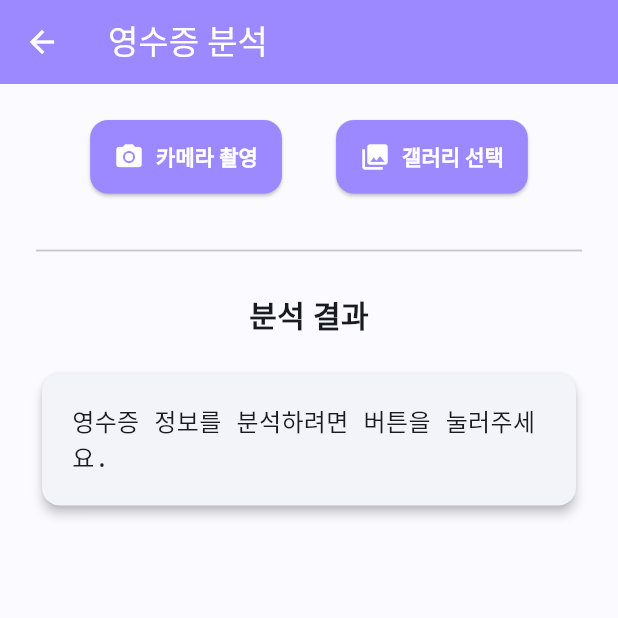
After one commit to SeeIn-Inha/SeeIn-Frontend, a Flutter app: the ReceiptAnalysisScreen screen opened by its route, on a phone screen of 412 x 824 dp, the top half of it. The commit adds this screen. Run offline on Flutter 3.47's test engine with Material 3 defaults, Android fonts, the light colour scheme and no system bars; our stand-ins replace flutter_dotenv, flutter_tts, image_picker, shared_preferences; missing offline and left inert: text_divider; accounts and stored records are empty.

Commit message:
tts 버튼 추가

```diff
--- a/lib/main.dart
+++ b/lib/main.dart
@@ -46,9 +46,9 @@ class MyApp extends StatelessWidget {
           ),
         ),
       ),
-      initialRoute: RoutePage.start,
-      routes: RoutePage.appRoutes,
-      home: const SelectHomeScreen(),
+      initialRoute: RoutePage.start,  // ✅ 앱 시작 루트
+      routes: RoutePage.appRoutes,    // ✅ 모든 라우트 관리
     );
+
   }
 }
--- a/lib/routes/router.dart
+++ b/lib/routes/router.dart
@@ -1,3 +1,4 @@
+import 'package:flutter/cupertino.dart';
 import 'package:seein_frontend/screens/users/reset_password_screen.dart';
 import '../screens/start_screen.dart';
 import '../screens/users/join_screen.dart';
@@ -6,7 +7,7 @@ import '../screens/camera_auto_analysis_screen.dart';
 import '../screens/select_home_screen.dart';
 import '../screens/users/my_info_screen.dart';
 import '../screens/home_screen.dart';
-import '../screens/test_home_screen.dart';
+import '../screens/receipt_analysis_screen.dart';
 import '../screens/users/edit_profile_screen.dart';
 
 // 화면 전환 라우팅 등록
@@ -32,6 +33,8 @@ class RoutePage {
     login: (context) => LoginPage(),
     myInfo: (context) => MyInfo(),
     realHome: (context) => Home(),
-    receipt: (context) => HomeScreen(),
+    receipt: (context) => ReceiptAnalysisScreen(),
     editProfile: (context) => EditProfileScreen(),
     resetPassword: (context) => ResetPassword(),
+  };
+}
--- /dev/null
+++ b/lib/screens/receipt_analysis_screen.dart
@@ -0,0 +1,448 @@
+// C:\Seein\SeeIn-Frontend\lib\screens\recipt_analysis_screen.dart
+
+import 'package:flutter/material.dart';
+import 'package:image_picker/image_picker.dart';
+import 'package:seein_frontend/api/receipt/test_receipt_api.dart';
+import 'package:seein_frontend/services/tts_service.dart'; // TtsService 임포트
+import 'dart:convert';
+
+// 클래스 이름을 파일 이름에 맞춰 'ReceiptAnalysisScreen'으로 변경합니다.
+class ReceiptAnalysisScreen extends StatefulWidget {
+  const ReceiptAnalysisScreen({super.key});
+
+  @override
+  State<ReceiptAnalysisScreen> createState() => _ReceiptAnalysisScreenState();
+}
+
+class _ReceiptAnalysisScreenState extends State<ReceiptAnalysisScreen> {
+  // 영수증 분석 결과를 담을 변수. 초기 메시지를 설정합니다.
+
+  String _receiptInfo = '영수증 정보를 분석하려면 버튼을 눌러주세요.';
+
+  final ImagePicker _picker = ImagePicker();
+
+
+
+// API 호출 중인지 여부를 나타내는 상태 변수
+
+  bool _isLoading = false;
+
+
+
+// TtsService 인스턴스
+
+  final TtsService _ttsService = TtsService();
+
+
+
+  /// 카메라로 영수증 사진을 촬영하고 분석을 요청하는 함수
+
+  Future<void> _takePhotoAndAnalyze() async {
+
+    final XFile? image = await _picker.pickImage(source: ImageSource.camera);
+
+
+
+    if (image != null) {
+
+      await _analyzeImage(image);
+
+    } else {
+
+      _showSnackbar('사진 촬영이 취소되었습니다.');
+
+    }
+
+  }
+
+
+
+  /// 갤러리에서 영수증 사진을 선택하고 분석을 요청하는 함수
+
+  Future<void> _pickImageFromGalleryAndAnalyze() async {
+
+    final XFile? image = await _picker.pickImage(source: ImageSource.gallery);
+
+
+
+    if (image != null) {
+
+      await _analyzeImage(image);
+
+    } else {
+
+      _showSnackbar('이미지 선택이 취소되었습니다.');
+
+    }
+
+  }
+
+
+
+  /// 선택된 이미지를 백엔드 API로 보내 분석하고 결과를 처리하는 내부 함수
+
+  Future<void> _analyzeImage(XFile image) async {
+
+    setState(() {
+
+      _receiptInfo = '영수증 분석 중... 잠시만 기다려 주세요.';
+
+      _isLoading = true;
+
+    });
+
+
+
+// 백엔드 API 호출
+
+    final result = await ReceiptApiClient.analyzeReceipt(image: image);
+
+
+
+    if (result != null) {
+
+// 성공적으로 정보를 받아왔을 때
+
+      setState(() {
+
+// 받아온 JSON Map을 '키: 값' 형태의 텍스트로 변환
+
+        _receiptInfo = _formatJsonAsText(result);
+
+        _isLoading = false;
+
+      });
+
+      _showSnackbar('영수증 분석 성공!');
+
+      print('영수증 분석 성공: $result');
+
+    } else {
+
+// 분석 실패 시
+
+      setState(() {
+
+        _receiptInfo = '영수증 분석에 실패했습니다. 서버 로그를 확인해주세요.';
+
+        _isLoading = false;
+
+      });
+
+      _showSnackbar('영수증 분석 실패!');
+
+      print('영수증 분석 실패.');
+
+    }
+
+  }
+
+
+
+  /// 사용자에게 메시지를 보여주는 스낵바 함수
+
+  void _showSnackbar(String message) {
+
+    ScaffoldMessenger.of(context).showSnackBar(
+
+      SnackBar(content: Text(message)),
+
+    );
+
+  }
+
+
+
+  /// JSON (Map) 데이터를 '키: 값' 형태의 텍스트로 변환하는 재귀 함수
+
+  String _formatJsonAsText(dynamic data, [String indent = '']) {
+
+    StringBuffer buffer = StringBuffer();
+
+    if (data is Map) {
+
+// String으로 변환하여 타입 오류 해결
+
+      List<String> keys = data.keys.map((key) => key.toString()).toList();
+
+      for (int i = 0; i < keys.length; i++) {
+
+        String key = keys[i];
+
+        dynamic value = data[key];
+
+        buffer.write('$indent$key: ');
+
+        if (value is Map || value is List) {
+
+          buffer.writeln();
+
+          buffer.write(_formatJsonAsText(value, '$indent '));
+
+        } else {
+
+          buffer.writeln(value.toString());
+
+        }
+
+        if (i < keys.length - 1) {
+
+          buffer.writeln(); // 마지막 항목이 아니면 줄바꿈 추가
+
+        }
+
+      }
+
+    } else if (data is List) {
+
+      for (var item in data) {
+
+        buffer.writeln('$indent- '); // 리스트 항목 앞에 '- '를 추가하고 줄바꿈
+
+        buffer.write(_formatJsonAsText(item, '$indent '));
+
+      }
+
+    } else {
+
+      return data.toString();
+
+    }
+
+    return buffer.toString();
+
+  }
+
+
+
+
+
+  @override
+
+  Widget build(BuildContext context) {
+
+    return Scaffold(
+
+      backgroundColor: const Color(0xFFFAFAFF),
+
+      appBar: AppBar(
+
+        title: const Text('영수증 분석'),
+
+        backgroundColor: const Color(0xFF9C89FF),
+
+        foregroundColor: Colors.white,
+
+      ),
+
+      body: Padding(
+
+        padding: const EdgeInsets.all(24.0),
+
+        child: Column(
+
+          children: <Widget>[
+
+// 상단 버튼 영역
+
+            Row(
+
+              mainAxisAlignment: MainAxisAlignment.spaceEvenly,
+
+              children: [
+
+                _buildActionButton(
+
+                  icon: Icons.camera_alt,
+
+                  label: '카메라 촬영',
+
+                  onPressed: _isLoading ? null : _takePhotoAndAnalyze,
+
+                ),
+
+                _buildActionButton(
+
+                  icon: Icons.photo_library,
+
+                  label: '갤러리 선택',
+
+                  onPressed: _isLoading ? null : _pickImageFromGalleryAndAnalyze,
+
+                ),
+
+              ],
+
+            ),
+
+            const SizedBox(height: 30),
+
+            const Divider(thickness: 1.2),
+
+            const SizedBox(height: 20),
+
+
+
+// 결과 제목
+
+            const Text(
+
+              '분석 결과',
+
+              style: TextStyle(
+
+                fontSize: 20,
+
+                fontWeight: FontWeight.bold,
+
+              ),
+
+            ),
+
+            const SizedBox(height: 20),
+
+// 결과 표시 영역
+
+            Expanded(
+
+              child: SingleChildScrollView(
+
+                child: Card(
+
+                  elevation: 3,
+
+                  shape: RoundedRectangleBorder(
+
+                    borderRadius: BorderRadius.circular(12),
+
+                  ),
+
+                  child: Padding(
+
+                    padding: const EdgeInsets.all(20),
+
+                    child: _isLoading
+
+                        ? const Center(child: CircularProgressIndicator())
+
+                        : Text(
+
+                      _receiptInfo,
+
+                      textAlign: TextAlign.start,
+
+                      style: const TextStyle(
+
+                        fontSize: 16,
+
+                        fontFamily: 'monospace',
+
+                        height: 1.4,
+
+                      ),
+
+                    ),
+
+                  ),
+
+                ),
+
+              ),
+
+            ),
+
+
+
+// --- '음성 안내' 버튼 추가 ---
+
+            if (_receiptInfo.isNotEmpty && _receiptInfo != '영수증 정보를 분석하려면 버튼을 눌러주세요.')
+
+              Padding(
+
+                padding: const EdgeInsets.only(bottom: 20.0),
+
+                child: ElevatedButton.icon(
+
+                  onPressed: () {
+
+// TtsService의 speak 함수를 호출하기 전에 로그를 출력합니다.
+
+                    print("TTS가 읽을 내용: $_receiptInfo");
+
+                    _ttsService.speak(_receiptInfo);
+
+                  },
+
+                  icon: const Icon(Icons.volume_up),
+
+                  label: const Text('음성 안내'),
+
+                  style: ElevatedButton.styleFrom(
+
+                    backgroundColor: Colors.purple,
+
+                    foregroundColor: Colors.white,
+
+                    textStyle: const TextStyle(fontWeight: FontWeight.bold),
+
+                  ),
+
+                ),
+
+              ),
+
+          ],
+
+        ),
+
+      ),
+
+    );
+
+  }
+
+
+
+  /// 첫 번째 코드와 동일한 스타일의 버튼 위젯
+
+  Widget _buildActionButton({
+
+    required IconData icon,
+
+    required String label,
+
+    required VoidCallback? onPressed,
+
+  }) {
+
+    return ElevatedButton.icon(
+
+      icon: Icon(icon, size: 20),
+
+      label: Text(label),
+
+      style: ElevatedButton.styleFrom(
+
+        backgroundColor: onPressed == null ? Colors.grey : const Color(0xFF9C89FF),
+
+        foregroundColor: Colors.white,
+
+        textStyle: const TextStyle(fontSize: 14, fontWeight: FontWeight.w600),
+
+        padding: const EdgeInsets.symmetric(vertical: 14, horizontal: 16),
+
+        shape: RoundedRectangleBorder(
+
+          borderRadius: BorderRadius.circular(12),
+
+        ),
+
+      ),
+
+      onPressed: onPressed,
+
+    );
+
+  }
+
+}
--- a/lib/screens/select_home_screen.dart
+++ b/lib/screens/select_home_screen.dart
@@ -1,6 +1,6 @@
 import 'package:flutter/material.dart';
 import 'package:seein_frontend/screens/product_analysis_screen.dart';
-import 'package:seein_frontend/screens/test_home_screen.dart'; // HomeScreen 정의된 곳
+import 'package:seein_frontend/screens/receipt_analysis_screen.dart'; // HomeScreen 정의된 곳
 
 class SelectHomeScreen extends StatelessWidget {
   const SelectHomeScreen({super.key});
@@ -77,7 +77,7 @@ class SelectHomeScreen extends StatelessWidget {
                   onPressed: () {
                     Navigator.push(
                       context,
-                      MaterialPageRoute(builder: (_) => const HomeScreen()),
+                      MaterialPageRoute(builder: (_) => const ReceiptAnalysisScreen()),
                     );
                   },
                 ),
--- a/lib/service/tts_service.dart
+++ b/lib/services/tts_service.dart
@@ -1,3 +1,4 @@
+
 import 'package:flutter_tts/flutter_tts.dart';
 
 class TtsService {
--- a/pubspec.yaml
+++ b/pubspec.yaml
@@ -20,9 +20,6 @@ dependencies:
   provider: ^6.1.5
   shared_preferences: ^2.1.0
   text_divider: ^0.0.1
-  image_picker: ^1.1.2
-  flutter_dotenv: ^5.1.0
-  provider: ^6.1.5
 
 dev_dependencies:
   flutter_test:
```
Also changed, not shown: lib/screens/login_page.dart (+23 -22 lines), lib/screens/product_analysis_screen.dart (+33 -9 lines), lib/screens/test_home_screen.dart (deleted, +0 -138 lines), lib/services/auth_provider.dart (+23 -8 lines), pubspec.lock (deleted), 1 other file.
